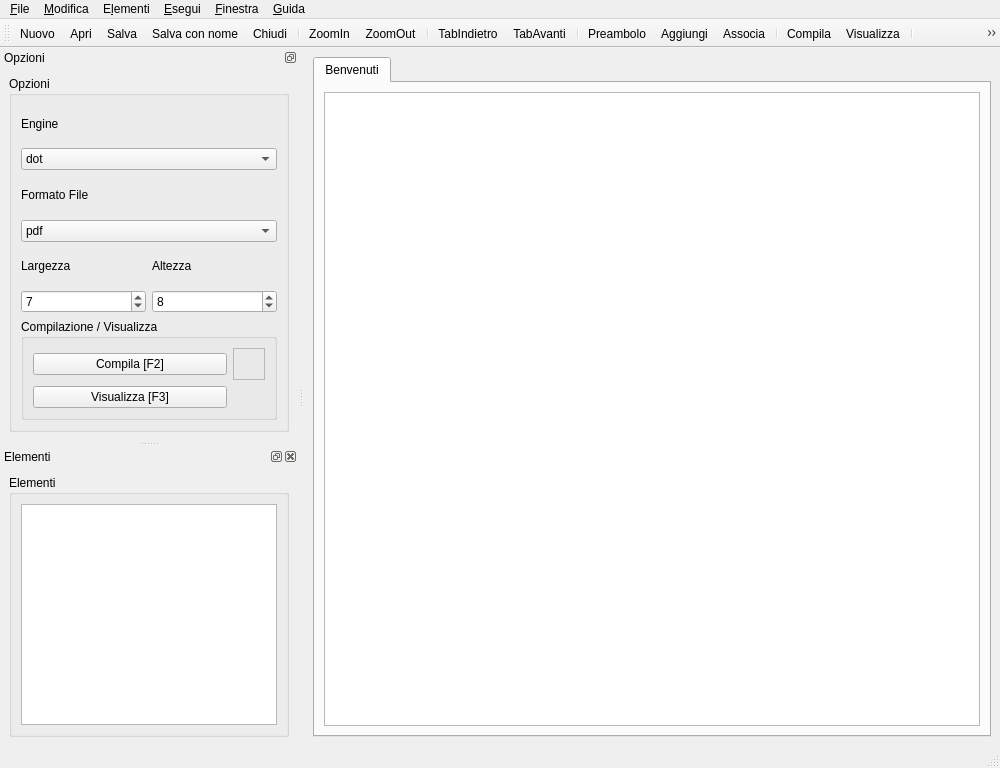
Above: ui/MainWin.ui from gmarkall/qdot before the change. Below: the same form after it.
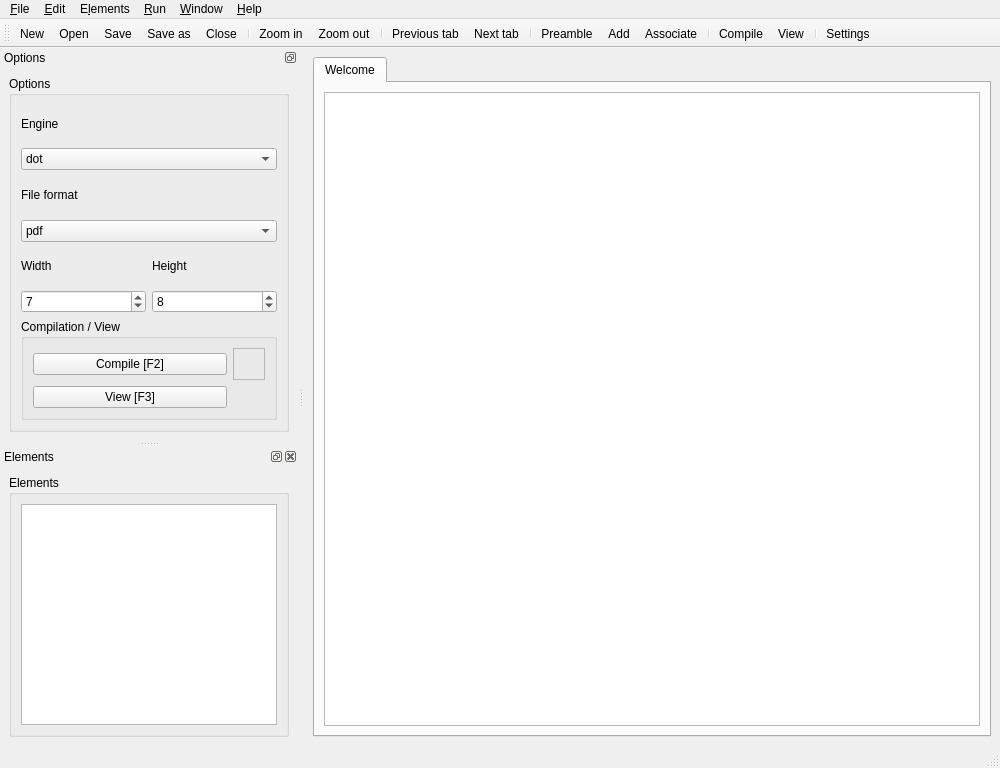
That is the form after the change. Icons and pictures are not drawn. Custom widgets are drawn as their Qt base class.

```diff
--- a/ui/MainWin.ui
+++ b/ui/MainWin.ui
@@ -29,7 +29,7 @@
       </property>
       <widget class="QWidget" name="tab">
        <attribute name="title">
-        <string>Benvenuti</string>
+        <string>Welcome</string>
        </attribute>
        <layout class="QGridLayout">
         <item row="0" column="0">
@@ -82,20 +82,20 @@
    </widget>
    <widget class="QMenu" name="menuAbout">
     <property name="title">
-     <string>&amp;Guida</string>
+     <string>&amp;Help</string>
     </property>
     <addaction name="actionAbout"/>
    </widget>
    <widget class="QMenu" name="menuEsegui">
     <property name="title">
-     <string>&amp;Esegui</string>
+     <string>&amp;Run</string>
     </property>
     <addaction name="actionExec"/>
     <addaction name="actionView"/>
    </widget>
    <widget class="QMenu" name="menuEdit">
     <property name="title">
-     <string>&amp;Modifica</string>
+     <string>&amp;Edit</string>
     </property>
     <addaction name="actionZoomIn"/>
     <addaction name="actionZoomOut"/>
@@ -106,14 +106,14 @@
    </widget>
    <widget class="QMenu" name="menuInserisci">
     <property name="title">
-     <string>E&amp;lementi</string>
+     <string>E&amp;lements</string>
     </property>
     <addaction name="actAddElement"/>
     <addaction name="actAssociateElement"/>
    </widget>
    <widget class="QMenu" name="menuFinestra">
     <property name="title">
-     <string>&amp;Finestra</string>
+     <string>&amp;Window</string>
     </property>
     <addaction name="actPrevTab"/>
     <addaction name="actNextTab"/>
@@ -155,7 +155,7 @@
     <bool>false</bool>
    </property>
    <property name="windowTitle">
-    <string>Opzioni</string>
+    <string>Options</string>
    </property>
    <attribute name="dockWidgetArea">
     <number>1</number>
@@ -165,7 +165,7 @@
      <item row="0" column="0">
       <widget class="QGroupBox" name="groupBox_4">
        <property name="title">
-        <string>Opzioni</string>
+        <string>Options</string>
        </property>
        <layout class="QGridLayout" name="gridLayout_4">
         <item row="0" column="0" colspan="2">
@@ -225,7 +225,7 @@
           <item>
            <widget class="QLabel" name="label">
             <property name="text">
-             <string>Formato File</string>
+             <string>File format</string>
             </property>
            </widget>
           </item>
@@ -260,7 +260,7 @@
           <item>
            <widget class="QLabel" name="label_2">
             <property name="text">
-             <string>Largezza</string>
+             <string>Width</string>
             </property>
            </widget>
           </item>
@@ -284,7 +284,7 @@
           <item>
            <widget class="QLabel" name="label_4">
             <property name="text">
-             <string>Altezza</string>
+             <string>Height</string>
             </property>
            </widget>
           </item>
@@ -312,13 +312,13 @@
            </size>
           </property>
           <property name="title">
-           <string>Compilazione / Visualizza</string>
+           <string>Compilation / View</string>
           </property>
           <layout class="QGridLayout" name="gridLayout_2">
            <item row="1" column="0">
             <widget class="QPushButton" name="btnView">
              <property name="text">
-              <string>Visualizza [F3]</string>
+              <string>View [F3]</string>
              </property>
              <property name="icon">
               <iconset resource="../resource.qrc">
@@ -329,7 +329,7 @@
            <item row="0" column="0">
             <widget class="QPushButton" name="btnCompile">
              <property name="text">
-              <string>Compila [F2]</string>
+              <string>Compile [F2]</string>
              </property>
              <property name="icon">
               <iconset resource="../resource.qrc">
@@ -385,7 +385,7 @@
     <bool>false</bool>
    </property>
    <property name="windowTitle">
-    <string>Elementi</string>
+    <string>Elements</string>
    </property>
    <attribute name="dockWidgetArea">
     <number>1</number>
@@ -395,7 +395,7 @@
      <item row="0" column="0">
       <widget class="QGroupBox" name="groupBox_3">
        <property name="title">
-        <string>Elementi</string>
+        <string>Elements</string>
        </property>
        <layout class="QGridLayout" name="gridLayout">
         <property name="sizeConstraint">
@@ -475,7 +475,7 @@
      <normaloff>:/images/new.png</normaloff>:/images/new.png</iconset>
    </property>
    <property name="text">
-    <string>&amp;Nuovo</string>
+    <string>&amp;New</string>
    </property>
    <property name="shortcut">
     <string>Ctrl+N</string>
@@ -487,7 +487,7 @@
      <normaloff>:/images/open.png</normaloff>:/images/open.png</iconset>
    </property>
    <property name="text">
-    <string>&amp;Apri</string>
+    <string>&amp;Open</string>
    </property>
    <property name="shortcut">
     <string>Ctrl+O</string>
@@ -499,7 +499,7 @@
      <normaloff>:/images/images/save.png</normaloff>:/images/images/save.png</iconset>
    </property>
    <property name="text">
-    <string>&amp;Salva</string>
+    <string>&amp;Save</string>
    </property>
    <property name="shortcut">
     <string>Ctrl+S</string>
@@ -511,7 +511,7 @@
      <normaloff>:/images/images/saveas.png</normaloff>:/images/images/saveas.png</iconset>
    </property>
    <property name="text">
-    <string>Sa&amp;lva con nome</string>
+    <string>Sa&amp;ve as</string>
    </property>
    <property name="shortcut">
     <string>Ctrl+Shift+S</string>
@@ -523,7 +523,7 @@
      <normaloff>:/images/close.png</normaloff>:/images/close.png</iconset>
    </property>
    <property name="text">
-    <string>&amp;Chiudi</string>
+    <string>&amp;Close</string>
    </property>
    <property name="shortcut">
     <string>Ctrl+W</string>
@@ -535,7 +535,7 @@
      <normaloff>:/images/compile.png</normaloff>:/images/compile.png</iconset>
    </property>
    <property name="text">
-    <string>Compila</string>
+    <string>Compile</string>
    </property>
    <property name="shortcut">
     <string>F2</string>
@@ -547,7 +547,7 @@
      <normaloff>:/images/images/view.png</normaloff>:/images/images/view.png</iconset>
    </property>
    <property name="text">
-    <string>Visualizza</string>
+    <string>View</string>
    </property>
    <property name="shortcut">
     <string>F3</string>
@@ -559,7 +559,7 @@
      <normaloff>:/images/images/zoomIn.png</normaloff>:/images/images/zoomIn.png</iconset>
    </property>
    <property name="text">
-    <string>ZoomIn</string>
+    <string>Zoom in</string>
    </property>
    <property name="shortcut">
     <string>Ctrl++</string>
@@ -571,7 +571,7 @@
      <normaloff>:/images/images/zoomOut.png</normaloff>:/images/images/zoomOut.png</iconset>
    </property>
    <property name="text">
-    <string>ZoomOut</string>
+    <string>Zoom out</string>
    </property>
    <property name="shortcut">
     <string>Ctrl+-</string>
@@ -600,7 +600,7 @@
      <normaloff>:/images/preamble.png</normaloff>:/images/preamble.png</iconset>
    </property>
    <property name="text">
-    <string>Preambolo</string>
+    <string>Preamble</string>
    </property>
    <property name="shortcut">
     <string>Ctrl+P</string>
@@ -612,7 +612,7 @@
      <normaloff>:/images/images/add.png</normaloff>:/images/images/add.png</iconset>
    </property>
    <property name="text">
-    <string>Aggiungi</string>
+    <string>Add</string>
    </property>
    <property name="shortcut">
     <string>Ctrl+I</string>
@@ -624,7 +624,7 @@
      <normaloff>:/images/images/associate.png</normaloff>:/images/images/associate.png</iconset>
    </property>
    <property name="text">
-    <string>Associa</string>
+    <string>Associate</string>
    </property>
    <property name="shortcut">
     <string>Ctrl+L</string>
@@ -636,7 +636,7 @@
      <normaloff>:/images/images/prev.png</normaloff>:/images/images/prev.png</iconset>
    </property>
    <property name="text">
-    <string>TabIndietro</string>
+    <string>Previous tab</string>
    </property>
    <property name="shortcut">
     <string>Meta+Left</string>
@@ -648,7 +648,7 @@
      <normaloff>:/images/images/next.png</normaloff>:/images/images/next.png</iconset>
    </property>
    <property name="text">
-    <string>TabAvanti</string>
+    <string>Next tab</string>
    </property>
    <property name="shortcut">
     <string>Meta+Right</string>
@@ -660,7 +660,7 @@
      <normaloff>:/images/images/configure.png</normaloff>:/images/images/configure.png</iconset>
    </property>
    <property name="text">
-    <string>&amp;Impostazioni</string>
+    <string>&amp;Settings</string>
    </property>
   </action>
  </widget>
```
Left out of the diff: 6 changed lines with no effect on the pictures.
